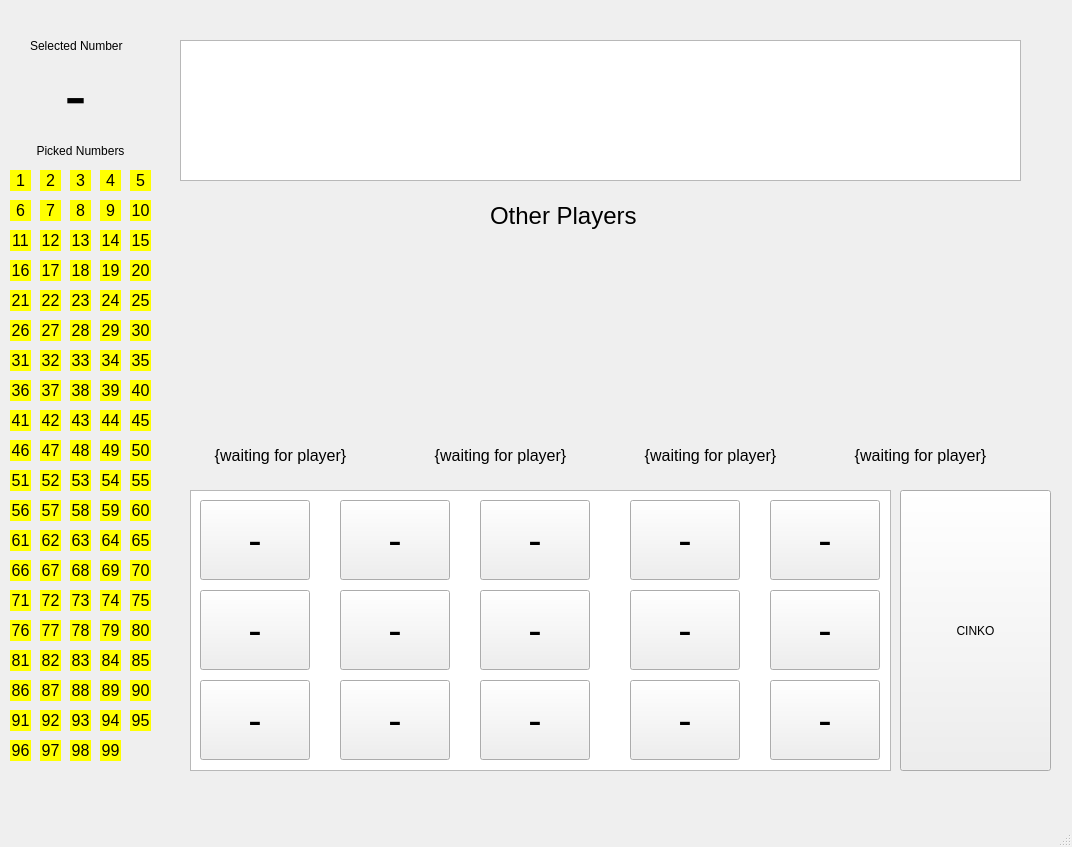
First picture: the form in tombalaGameUI.ui, repository ssurucu/SWE544_2015Fall_Project2, before the edit.
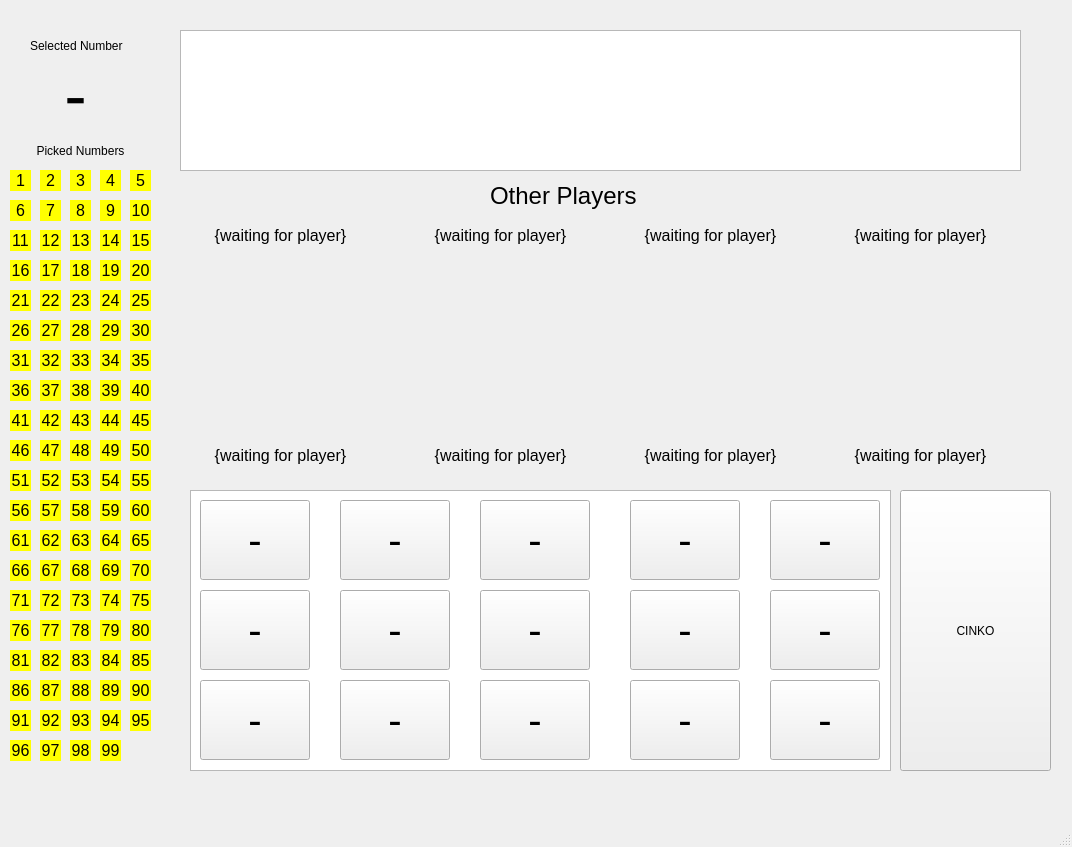
Second picture: the form after the edit. Icons and pictures are not drawn.

```diff
--- a/tombalaGameUI.ui
+++ b/tombalaGameUI.ui
@@ -2751,7 +2751,7 @@
     <property name="geometry">
      <rect>
       <x>180</x>
-      <y>40</y>
+      <y>30</y>
       <width>841</width>
       <height>141</height>
      </rect>
@@ -2761,7 +2761,7 @@
     <property name="geometry">
      <rect>
       <x>490</x>
-      <y>200</y>
+      <y>180</y>
       <width>201</width>
       <height>31</height>
      </rect>
@@ -3245,6 +3245,90 @@
      <string>-</string>
     </property>
    </widget>
+   <widget class="QLabel" name="label_p1_name">
+    <property name="geometry">
+     <rect>
+      <x>190</x>
+      <y>220</y>
+      <width>181</width>
+      <height>31</height>
+     </rect>
+    </property>
+    <property name="font">
+     <font>
+      <pointsize>12</pointsize>
+     </font>
+    </property>
+    <property name="text">
+     <string>{waiting for player}</string>
+    </property>
+    <property name="alignment">
+     <set>Qt::AlignCenter</set>
+    </property>
+   </widget>
+   <widget class="QLabel" name="label_p2_name">
+    <property name="geometry">
+     <rect>
+      <x>410</x>
+      <y>220</y>
+      <width>181</width>
+      <height>31</height>
+     </rect>
+    </property>
+    <property name="font">
+     <font>
+      <pointsize>12</pointsize>
+     </font>
+    </property>
+    <property name="text">
+     <string>{waiting for player}</string>
+    </property>
+    <property name="alignment">
+     <set>Qt::AlignCenter</set>
+    </property>
+   </widget>
+   <widget class="QLabel" name="label_p3_name">
+    <property name="geometry">
+     <rect>
+      <x>620</x>
+      <y>220</y>
+      <width>181</width>
+      <height>31</height>
+     </rect>
+    </property>
+    <property name="font">
+     <font>
+      <pointsize>12</pointsize>
+     </font>
+    </property>
+    <property name="text">
+     <string>{waiting for player}</string>
+    </property>
+    <property name="alignment">
+     <set>Qt::AlignCenter</set>
+    </property>
+   </widget>
+   <widget class="QLabel" name="label_p4_name">
+    <property name="geometry">
+     <rect>
+      <x>830</x>
+      <y>220</y>
+      <width>181</width>
+      <height>31</height>
+     </rect>
+    </property>
+    <property name="font">
+     <font>
+      <pointsize>12</pointsize>
+     </font>
+    </property>
+    <property name="text">
+     <string>{waiting for player}</string>
+    </property>
+    <property name="alignment">
+     <set>Qt::AlignCenter</set>
+    </property>
+   </widget>
   </widget>
   <widget class="QMenuBar" name="menubar">
    <property name="geometry">
```
